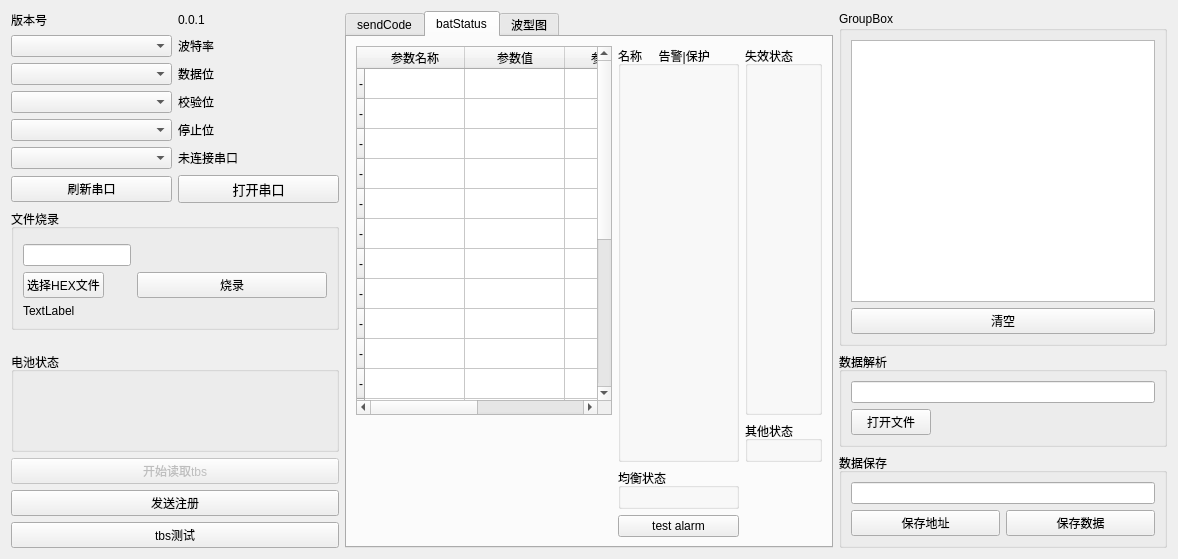
Above: qtproj/widget.ui from Fboxtt/qt_proj before the change. Below: the same form after it.
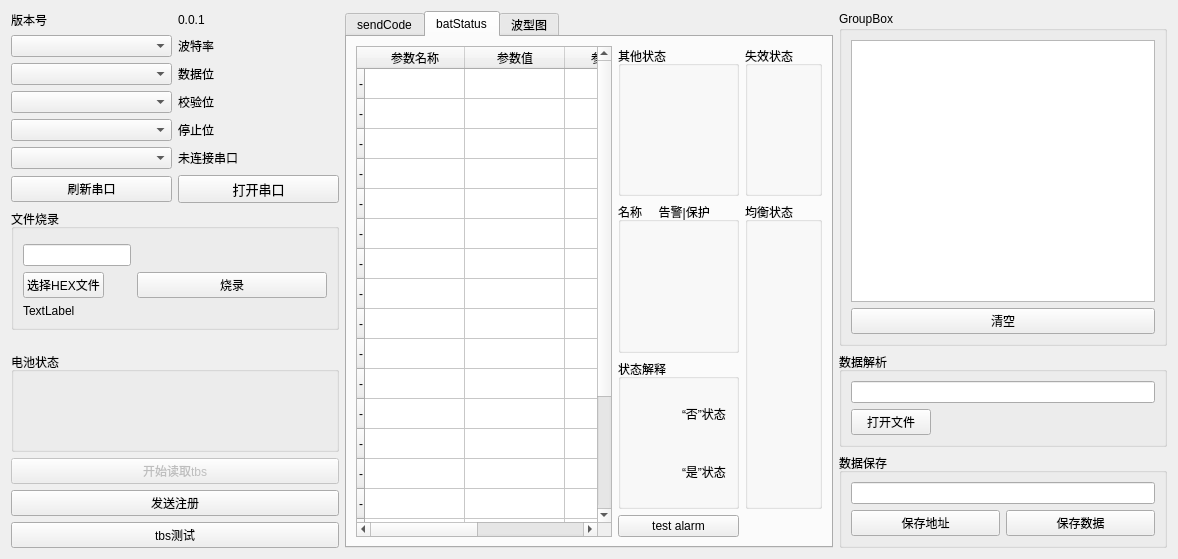
That is the form after the change.

Commit message: 优化ui布局，优化排版，增加状态颜色解释

Diff of the .ui file:
```diff
--- a/qtproj/widget.ui
+++ b/qtproj/widget.ui
@@ -309,19 +309,7 @@
        <string>batStatus</string>
       </attribute>
       <layout class="QGridLayout" name="gridLayout">
-       <item row="0" column="1" rowspan="4">
-        <widget class="QGroupBox" name="alarmGroupBox">
-         <property name="title">
-          <string>名称     告警|保护</string>
-         </property>
-         <layout class="QGridLayout" name="gridLayout_8">
-          <item row="0" column="0">
-           <layout class="QGridLayout" name="gridLayout_7"/>
-          </item>
-         </layout>
-        </widget>
-       </item>
-       <item row="0" column="2">
+       <item row="2" column="2">
         <widget class="QGroupBox" name="groupBox">
          <property name="title">
           <string>失效状态</string>
@@ -333,7 +321,148 @@
          </layout>
         </widget>
        </item>
-       <item row="1" column="2" rowspan="3">
+       <item row="2" column="0" rowspan="4">
+        <widget class="QTableWidget" name="tableWidget">
+         <row>
+          <property name="text">
+           <string>-</string>
+          </property>
+         </row>
+         <row>
+          <property name="text">
+           <string>-</string>
+          </property>
+         </row>
+         <row>
+          <property name="text">
+           <string>-</string>
+          </property>
+         </row>
+         <row>
+          <property name="text">
+           <string>-</string>
+          </property>
+         </row>
+         <row>
+          <property name="text">
+           <string>-</string>
+          </property>
+         </row>
+         <row>
+          <property name="text">
+           <string>-</string>
+          </property>
+         </row>
+         <row>
+          <property name="text">
+           <string>-</string>
+          </property>
+         </row>
+         <row>
+          <property name="text">
+           <string>-</string>
+          </property>
+         </row>
+         <row>
+          <property name="text">
+           <string>-</string>
+          </property>
+         </row>
+         <row>
+          <property name="text">
+           <string>-</string>
+          </property>
+         </row>
+         <row>
+          <property name="text">
+           <string>-</string>
+          </property>
+         </row>
+         <row>
+          <property name="text">
+           <string>-</string>
+          </property>
+         </row>
+         <row>
+          <property name="text">
+           <string>-</string>
+          </property>
+         </row>
+         <row>
+          <property name="text">
+           <string>-</string>
+          </property>
+         </row>
+         <row>
+          <property name="text">
+           <string>-</string>
+          </property>
+         </row>
+         <row>
+          <property name="text">
+           <string>-</string>
+          </property>
+         </row>
+         <row>
+          <property name="text">
+           <string>-</string>
+          </property>
+         </row>
+         <row>
+          <property name="text">
+           <string>-</string>
+          </property>
+         </row>
+         <row>
+          <property name="text">
+           <string>-</string>
+          </property>
+         </row>
+         <row>
+          <property name="text">
+           <string>-</string>
+          </property>
+         </row>
+         <column>
+          <property name="text">
+           <string>参数名称</string>
+          </property>
+         </column>
+         <column>
+          <property name="text">
+           <string>参数值</string>
+          </property>
+         </column>
+         <column>
+          <property name="text">
+           <string>参数名称</string>
+          </property>
+         </column>
+         <column>
+          <property name="text">
+           <string>参数值</string>
+          </property>
+         </column>
+         <item row="0" column="0">
+          <property name="text">
+           <string/>
+          </property>
+         </item>
+        </widget>
+       </item>
+       <item row="3" column="1">
+        <widget class="QGroupBox" name="alarmGroupBox">
+         <property name="title">
+          <string>名称     告警|保护</string>
+         </property>
+         <layout class="QGridLayout" name="gridLayout_8">
+          <item row="0" column="0">
+           <layout class="QGridLayout" name="gridLayout_7"/>
+          </item>
+         </layout>
+        </widget>
+       </item>
+       <item row="2" column="1">
         <widget class="QGroupBox" name="groupBox_2">
          <property name="title">
           <string>其他状态</string>
@@ -345,6 +474,43 @@
          </layout>
         </widget>
        </item>
+       <item row="4" column="1">
+        <widget class="QGroupBox" name="groupBox_8">
+         <property name="title">
+          <string>状态解释</string>
+         </property>
+         <layout class="QGridLayout" name="gridLayout_15">
+          <item row="2" column="1">
+           <widget class="QLabel" name="label_9">
+            <property name="text">
+             <string>“是”状态</string>
+            </property>
+           </widget>
+          </item>
+          <item row="0" column="1">
+           <widget class="QLabel" name="label_11">
+            <property name="text">
+             <string>“否”状态</string>
+            </property>
+           </widget>
+          </item>
+          <item row="0" column="0">
+           <widget class="QLabel" name="label_8">
+            <property name="text">
+             <string/>
+            </property>
+           </widget>
+          </item>
+          <item row="2" column="0">
+           <widget class="QLabel" name="label_10">
+            <property name="text">
+             <string/>
+            </property>
+           </widget>
+          </item>
+         </layout>
+        </widget>
+       </item>
        <item row="5" column="1">
         <widget class="QPushButton" name="pushButton_2">
          <property name="text">
@@ -352,136 +518,7 @@
          </property>
         </widget>
        </item>
-       <item row="0" column="0">
-        <widget class="QTableWidget" name="tableWidget">
-         <row>
-          <property name="text">
-           <string>-</string>
-          </property>
-         </row>
-         <row>
-          <property name="text">
-           <string>-</string>
-          </property>
-         </row>
-         <row>
-          <property name="text">
-           <string>-</string>
-          </property>
-         </row>
-         <row>
-          <property name="text">
-           <string>-</string>
-          </property>
-         </row>
-         <row>
-          <property name="text">
-           <string>-</string>
-          </property>
-         </row>
-         <row>
-          <property name="text">
-           <string>-</string>
-          </property>
-         </row>
-         <row>
-          <property name="text">
-           <string>-</string>
-          </property>
-         </row>
-         <row>
-          <property name="text">
-           <string>-</string>
-          </property>
-         </row>
-         <row>
-          <property name="text">
-           <string>-</string>
-          </property>
-         </row>
-         <row>
-          <property name="text">
-           <string>-</string>
-          </property>
-         </row>
-         <row>
-          <property name="text">
-           <string>-</string>
-          </property>
-         </row>
-         <row>
-          <property name="text">
-           <string>-</string>
-          </property>
-         </row>
-         <row>
-          <property name="text">
-           <string>-</string>
-          </property>
-         </row>
-         <row>
-          <property name="text">
-           <string>-</string>
-          </property>
-         </row>
-         <row>
-          <property name="text">
-           <string>-</string>
-          </property>
-         </row>
-         <row>
-          <property name="text">
-           <string>-</string>
-          </property>
-         </row>
-         <row>
-          <property name="text">
-           <string>-</string>
-          </property>
-         </row>
-         <row>
-          <property name="text">
-           <string>-</string>
-          </property>
-         </row>
-         <row>
-          <property name="text">
-           <string>-</string>
-          </property>
-         </row>
-         <row>
-          <property name="text">
-           <string>-</string>
-          </property>
-         </row>
-         <column>
-          <property name="text">
-           <string>参数名称</string>
-          </property>
-         </column>
-         <column>
-          <property name="text">
-           <string>参数值</string>
-          </property>
-         </column>
-         <column>
-          <property name="text">
-           <string>参数名称</string>
-          </property>
-         </column>
-         <column>
-          <property name="text">
-           <string>参数值</string>
-          </property>
-         </column>
-         <item row="0" column="0">
-          <property name="text">
-           <string/>
-          </property>
-         </item>
-        </widget>
-       </item>
-       <item row="4" column="1">
+       <item row="3" column="2" rowspan="2">
         <widget class="QGroupBox" name="balanceGroup">
          <property name="title">
           <string>均衡状态</string>
```
Left out of the diff: 210 changed lines with no effect on the pictures. The commit also changes 2 other files.
